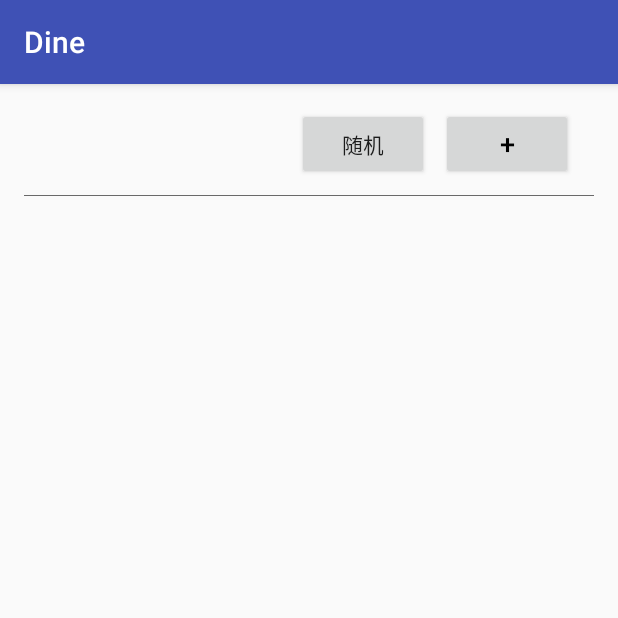
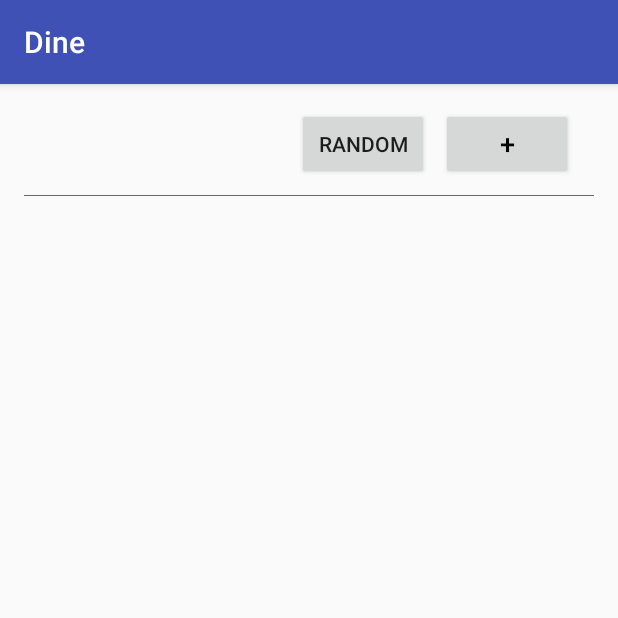
Before and after one commit to junzew/dine, an Android app: the screen it shows after launch (MainActivity), on a phone screen of 412 x 824 dp, the top half of it. Run offline under Robolectric (Android 15) with nearby library versions, the phone set to English and light mode, and no system bars.

Commit message:
Format strings

```diff
--- a/app/src/main/java/com/example/dine/ManageActivity.java
+++ b/app/src/main/java/com/example/dine/ManageActivity.java
@@ -37,7 +37,7 @@ public class ManageActivity extends Activity {
             public void onClick(View v) {
                 String text = mEditText.getText().toString();
                 mEditText.setText("");
-                Toast.makeText(ManageActivity.this,text + "added",Toast.LENGTH_SHORT).show();
+                Toast.makeText(ManageActivity.this,text + " added",Toast.LENGTH_SHORT).show();
                 SQLiteDatabase db = mDbHelper.getWritableDatabase();
                 ContentValues values = new ContentValues();
                 values.put(Contract.Entry.COLUMN_NAME_RESTAURANT, text);
--- a/app/src/main/res/layout/activity_main.xml
+++ b/app/src/main/res/layout/activity_main.xml
@@ -21,7 +21,7 @@
     <Button
         android:layout_width="wrap_content"
         android:layout_height="wrap_content"
-        android:text="随机"
+        android:text="Random"
         android:id="@+id/bt"
         android:layout_marginLeft="16dp"
         android:layout_toRightOf="@id/tv"
```
